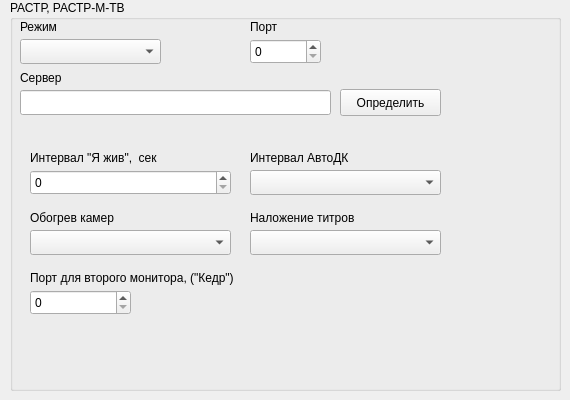
First picture: the form in m_cfg/rastr_widget.ui, repository xXRadioHeadXx/start7, before the edit.
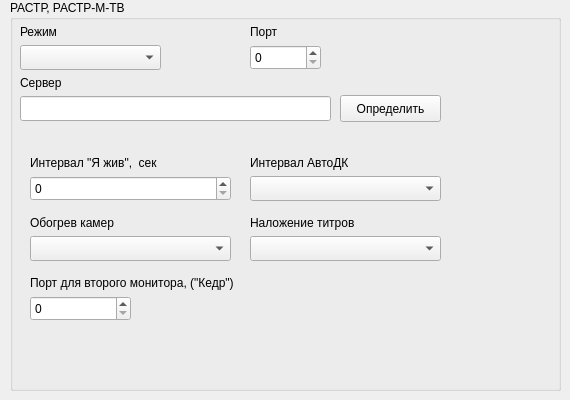
Second picture: the form after the edit.

What changed in the file:
```diff
--- a/m_cfg/rastr_widget.ui
+++ b/m_cfg/rastr_widget.ui
@@ -31,7 +31,7 @@
       <x>10</x>
       <y>19</y>
       <width>73</width>
-      <height>16</height>
+      <height>25</height>
      </rect>
     </property>
     <property name="text">
@@ -42,7 +42,7 @@
     <property name="geometry">
      <rect>
       <x>10</x>
-      <y>39</y>
+      <y>45</y>
       <width>141</width>
       <height>25</height>
      </rect>
@@ -64,7 +64,7 @@
     <property name="geometry">
      <rect>
       <x>240</x>
-      <y>39</y>
+      <y>45</y>
       <width>71</width>
       <height>25</height>
      </rect>
@@ -79,7 +79,7 @@
       <x>240</x>
       <y>19</y>
       <width>61</width>
-      <height>16</height>
+      <height>25</height>
      </rect>
     </property>
     <property name="text">
@@ -90,7 +90,7 @@
     <property name="geometry">
      <rect>
       <x>10</x>
-      <y>90</y>
+      <y>96</y>
       <width>311</width>
       <height>25</height>
      </rect>
@@ -102,7 +102,7 @@
       <x>10</x>
       <y>70</y>
       <width>61</width>
-      <height>16</height>
+      <height>25</height>
      </rect>
     </property>
     <property name="text">
@@ -113,7 +113,7 @@
     <property name="geometry">
      <rect>
       <x>330</x>
-      <y>89</y>
+      <y>95</y>
       <width>101</width>
       <height>27</height>
      </rect>
@@ -128,7 +128,7 @@
       <x>20</x>
       <y>150</y>
       <width>201</width>
-      <height>16</height>
+      <height>25</height>
      </rect>
     </property>
     <property name="text">
@@ -139,7 +139,7 @@
     <property name="geometry">
      <rect>
       <x>20</x>
-      <y>170</y>
+      <y>176</y>
       <width>201</width>
       <height>25</height>
      </rect>
@@ -151,7 +151,7 @@
       <x>240</x>
       <y>150</y>
       <width>201</width>
-      <height>16</height>
+      <height>25</height>
      </rect>
     </property>
     <property name="text">
@@ -164,7 +164,7 @@
       <x>20</x>
       <y>210</y>
       <width>201</width>
-      <height>16</height>
+      <height>25</height>
      </rect>
     </property>
     <property name="text">
@@ -177,7 +177,7 @@
       <x>240</x>
       <y>210</y>
       <width>201</width>
-      <height>16</height>
+      <height>25</height>
      </rect>
     </property>
     <property name="text">
@@ -188,7 +188,7 @@
     <property name="geometry">
      <rect>
       <x>20</x>
-      <y>290</y>
+      <y>296</y>
       <width>101</width>
       <height>25</height>
      </rect>
@@ -203,7 +203,7 @@
       <x>20</x>
       <y>270</y>
       <width>441</width>
-      <height>16</height>
+      <height>25</height>
      </rect>
     </property>
     <property name="text">
@@ -214,7 +214,7 @@
     <property name="geometry">
      <rect>
       <x>240</x>
-      <y>170</y>
+      <y>176</y>
       <width>191</width>
       <height>25</height>
      </rect>
@@ -224,7 +224,7 @@
     <property name="geometry">
      <rect>
       <x>240</x>
-      <y>230</y>
+      <y>236</y>
       <width>191</width>
       <height>25</height>
      </rect>
@@ -234,7 +234,7 @@
     <property name="geometry">
      <rect>
       <x>20</x>
-      <y>230</y>
+      <y>236</y>
       <width>201</width>
       <height>25</height>
      </rect>
```
